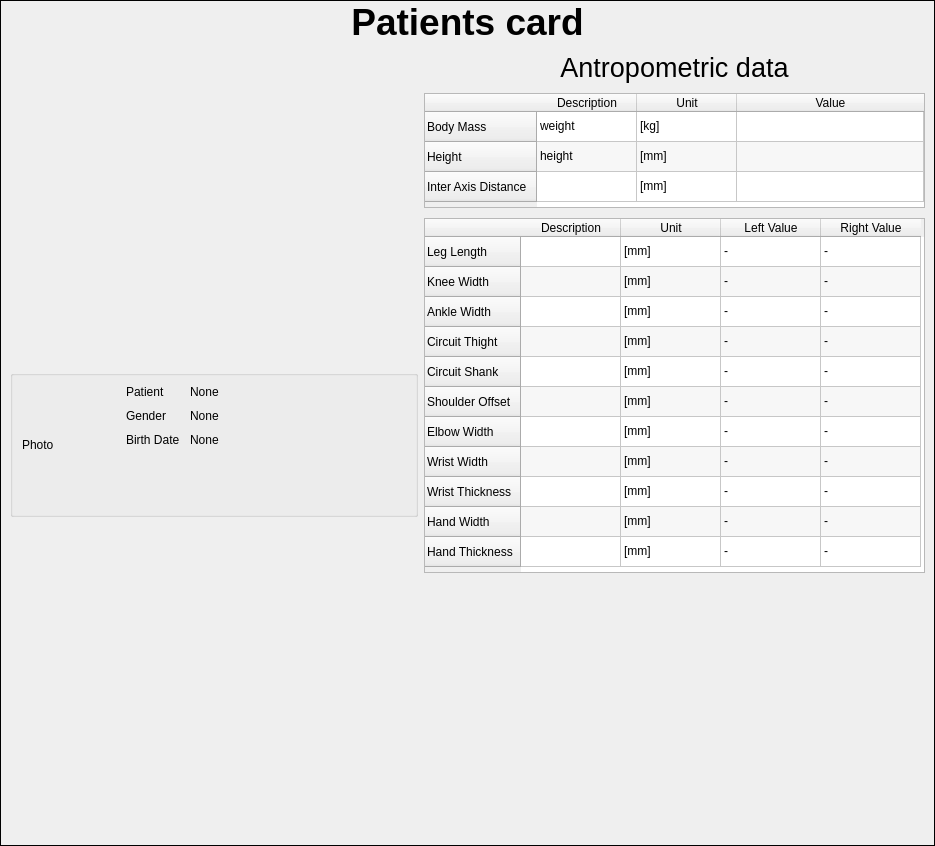
This is trunk/src/edr/src/plugins/communication/ui/PatientCardWidget.ui in mk4me/hm-mde-one as Qt 5 draws it before an edit. The edited form follows.
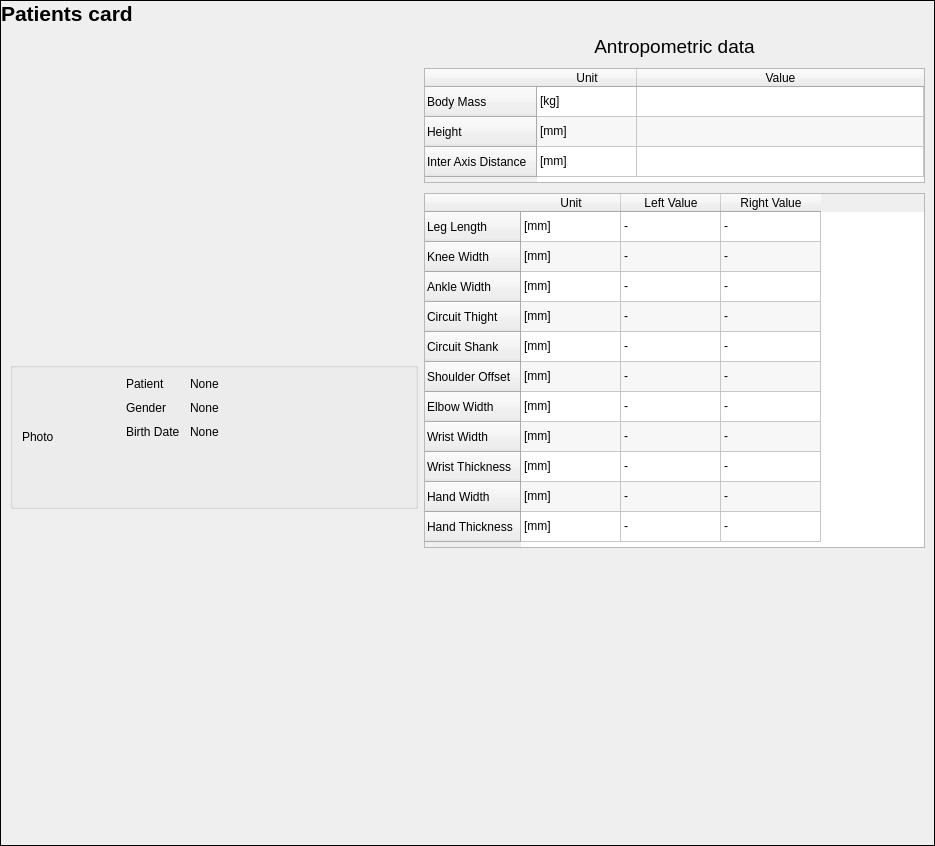
This is the edited form.

Diff of the .ui file:
```diff
--- a/trunk/src/edr/src/plugins/communication/ui/PatientCardWidget.ui
+++ b/trunk/src/edr/src/plugins/communication/ui/PatientCardWidget.ui
@@ -42,7 +42,7 @@
      </property>
      <property name="font">
       <font>
-       <pointsize>28</pointsize>
+       <pointsize>16</pointsize>
        <weight>75</weight>
        <bold>true</bold>
       </font>
@@ -51,7 +51,7 @@
       <string>Patients card</string>
      </property>
      <property name="alignment">
-      <set>Qt::AlignCenter</set>
+      <set>Qt::AlignLeading|Qt::AlignLeft|Qt::AlignVCenter</set>
      </property>
      <property name="margin">
       <number>9</number>
@@ -253,7 +253,7 @@
            </property>
            <property name="font">
             <font>
-             <pointsize>20</pointsize>
+             <pointsize>14</pointsize>
             </font>
            </property>
            <property name="text">
@@ -347,11 +347,6 @@
              <string>Inter Axis Distance</string>
             </property>
            </row>
-           <column>
-            <property name="text">
-             <string>Description</string>
-            </property>
-           </column>
            <column>
             <property name="text">
              <string>Unit</string>
@@ -364,30 +359,15 @@
            </column>
            <item row="0" column="0">
             <property name="text">
-             <string>weight</string>
-            </property>
-           </item>
-           <item row="0" column="1">
-            <property name="text">
              <string>[kg]</string>
             </property>
            </item>
            <item row="1" column="0">
             <property name="text">
-             <string>height</string>
-            </property>
-           </item>
-           <item row="1" column="1">
-            <property name="text">
              <string>[mm]</string>
             </property>
            </item>
            <item row="2" column="0">
-            <property name="text">
-             <string/>
-            </property>
-           </item>
-           <item row="2" column="1">
             <property name="text">
              <string>[mm]</string>
             </property>
@@ -439,7 +419,7 @@
             <bool>false</bool>
            </property>
            <property name="columnCount">
-            <number>4</number>
+            <number>3</number>
            </property>
            <attribute name="horizontalHeaderCascadingSectionResizes">
             <bool>true</bool>
@@ -514,11 +494,6 @@
              <string>Hand Thickness</string>
             </property>
            </row>
-           <column>
-            <property name="text">
-             <string>Description</string>
-            </property>
-           </column>
            <column>
             <property name="text">
              <string>Unit</string>
@@ -536,12 +511,12 @@
            </column>
            <item row="0" column="0">
             <property name="text">
-             <string/>
+             <string>[mm]</string>
             </property>
            </item>
            <item row="0" column="1">
             <property name="text">
-             <string>[mm]</string>
+             <string>-</string>
             </property>
            </item>
            <item row="0" column="2">
@@ -549,14 +524,14 @@
              <string>-</string>
             </property>
            </item>
-           <item row="0" column="3">
+           <item row="1" column="0">
             <property name="text">
-             <string>-</string>
+             <string>[mm]</string>
             </property>
            </item>
            <item row="1" column="1">
             <property name="text">
-             <string>[mm]</string>
+             <string>-</string>
             </property>
            </item>
            <item row="1" column="2">
@@ -564,14 +539,14 @@
              <string>-</string>
             </property>
            </item>
-           <item row="1" column="3">
+           <item row="2" column="0">
             <property name="text">
-             <string>-</string>
+             <string>[mm]</string>
             </property>
            </item>
            <item row="2" column="1">
             <property name="text">
-             <string>[mm]</string>
+             <string>-</string>
             </property>
            </item>
            <item row="2" column="2">
@@ -579,14 +554,14 @@
              <string>-</string>
             </property>
            </item>
-           <item row="2" column="3">
+           <item row="3" column="0">
             <property name="text">
-             <string>-</string>
+             <string>[mm]</string>
             </property>
            </item>
            <item row="3" column="1">
             <property name="text">
-             <string>[mm]</string>
+             <string>-</string>
             </property>
            </item>
            <item row="3" column="2">
@@ -594,14 +569,14 @@
              <string>-</string>
             </property>
            </item>
-           <item row="3" column="3">
+           <item row="4" column="0">
             <property name="text">
-             <string>-</string>
+             <string>[mm]</string>
             </property>
            </item>
            <item row="4" column="1">
             <property name="text">
-             <string>[mm]</string>
+             <string>-</string>
             </property>
            </item>
            <item row="4" column="2">
@@ -609,14 +584,14 @@
              <string>-</string>
             </property>
            </item>
-           <item row="4" column="3">
+           <item row="5" column="0">
             <property name="text">
-             <string>-</string>
+             <string>[mm]</string>
             </property>
            </item>
            <item row="5" column="1">
             <property name="text">
-             <string>[mm]</string>
+             <string>-</string>
             </property>
            </item>
            <item row="5" column="2">
@@ -624,14 +599,14 @@
              <string>-</string>
             </property>
            </item>
-           <item row="5" column="3">
+           <item row="6" column="0">
             <property name="text">
-             <string>-</string>
+             <string>[mm]</string>
             </property>
            </item>
            <item row="6" column="1">
             <property name="text">
-             <string>[mm]</string>
+             <string>-</string>
             </property>
            </item>
            <item row="6" column="2">
@@ -639,14 +614,14 @@
              <string>-</string>
             </property>
            </item>
-           <item row="6" column="3">
+           <item row="7" column="0">
             <property name="text">
-             <string>-</string>
+             <string>[mm]</string>
             </property>
            </item>
            <item row="7" column="1">
             <property name="text">
-             <string>[mm]</string>
+             <string>-</string>
             </property>
            </item>
            <item row="7" column="2">
@@ -654,14 +629,14 @@
              <string>-</string>
             </property>
            </item>
-           <item row="7" column="3">
+           <item row="8" column="0">
             <property name="text">
-             <string>-</string>
+             <string>[mm]</string>
             </property>
            </item>
            <item row="8" column="1">
             <property name="text">
-             <string>[mm]</string>
+             <string>-</string>
             </property>
            </item>
            <item row="8" column="2">
@@ -669,14 +644,14 @@
              <string>-</string>
             </property>
            </item>
-           <item row="8" column="3">
+           <item row="9" column="0">
             <property name="text">
-             <string>-</string>
+             <string>[mm]</string>
             </property>
            </item>
            <item row="9" column="1">
             <property name="text">
-             <string>[mm]</string>
+             <string>-</string>
             </property>
            </item>
            <item row="9" column="2">
@@ -684,14 +659,14 @@
              <string>-</string>
             </property>
            </item>
-           <item row="9" column="3">
+           <item row="10" column="0">
             <property name="text">
-             <string>-</string>
+             <string>[mm]</string>
             </property>
            </item>
            <item row="10" column="1">
             <property name="text">
-             <string>[mm]</string>
+             <string>-</string>
             </property>
            </item>
            <item row="10" column="2">
@@ -699,11 +674,6 @@
              <string>-</string>
             </property>
            </item>
-           <item row="10" column="3">
-            <property name="text">
-             <string>-</string>
-            </property>
-           </item>
           </widget>
          </item>
          <item>
```
